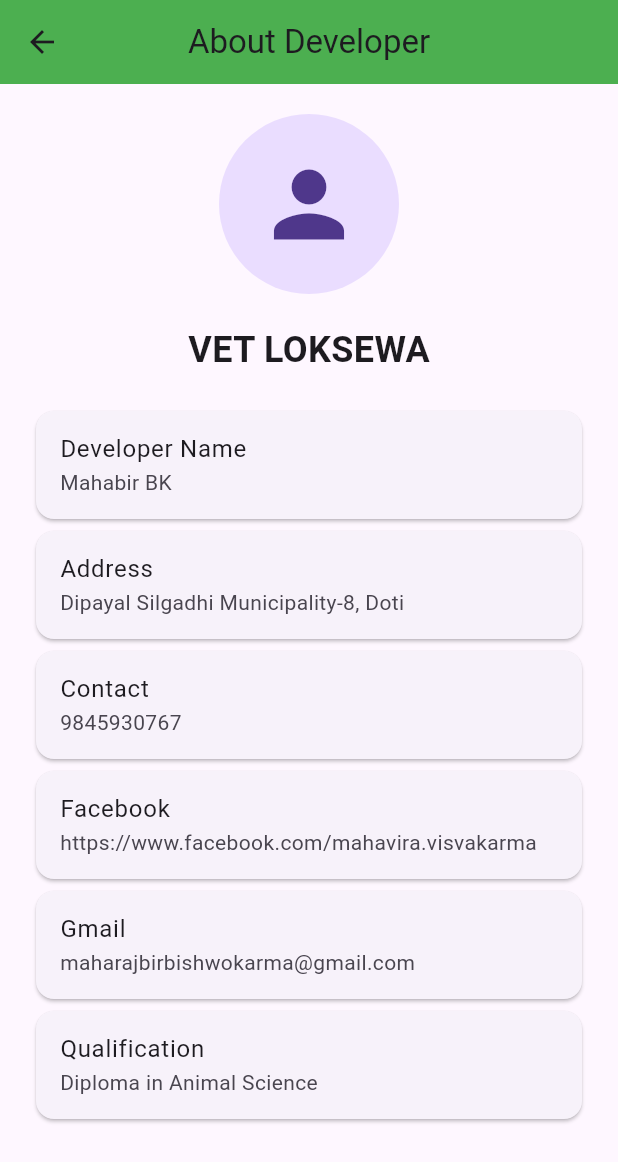
After one commit to mahabirbishwokarma/vet-loksewa-app, a Flutter app: the HomeScreen screen opened directly, after a tap on "About Developer", on a phone screen of 412 x 824 dp. The commit adds this screen. Shown: the top 1162 px of the screen. Run offline on Flutter 3.47's test engine with Material 3 defaults, Android fonts, the phone set to English and light mode, and no system bars.

Commit message:
Add About Developer screen and update HomeScreen

```diff
--- /dev/null
+++ b/lib/screens/about_developer.dart
@@ -0,0 +1,58 @@
+import 'package:flutter/material.dart';
+
+class AboutDeveloper extends StatelessWidget {
+  const AboutDeveloper({super.key});
+
+  @override
+  Widget build(BuildContext context) {
+    return Scaffold(
+      appBar: AppBar(
+        title: const Text("About Developer"),
+        backgroundColor: Colors.green,
+        centerTitle: true,
+      ),
+      body: SingleChildScrollView(
+        padding: const EdgeInsets.all(20),
+        child: Column(
+          children: [
+            const CircleAvatar(
+              radius: 60,
+              child: Icon(
+                Icons.person,
+                size: 70,
+              ),
+            ),
+
+            const SizedBox(height: 20),
+
+            const Text(
+              "VET LOKSEWA",
+              style: TextStyle(
+                fontSize: 24,
+                fontWeight: FontWeight.bold,
+              ),
+            ),
+
+            const SizedBox(height: 20),
+
+            info("Developer Name", "Mahabir BK"),
+            info("Address", "Dipayal Silgadhi Municipality-8, Doti"),
+            info("Contact", "9845930767"),
+            info("Facebook", "https://www.facebook.com/mahavira.visvakarma"),
+            info("Gmail", "maharajbirbishwokarma@gmail.com"),
+            info("Qualification", "Diploma in Animal Science"),
+          ],
+        ),
+      ),
+    );
+  }
+
+  Widget info(String title, String value) {
+    return Card(
+      child: ListTile(
+        title: Text(title),
+        subtitle: Text(value),
+      ),
+    );
+  }
+}
--- a/lib/screens/home_screen.dart
+++ b/lib/screens/home_screen.dart
@@ -1,43 +1,10 @@
-      body: ListView(
-        padding: const EdgeInsets.all(16),
-        children: [
-          Card(
-            child: ListTile(
-              leading: Icon(Icons.menu_book),
-              title: Text("Veterinary Loksewa Syllabus"),
-            ),
-          ),
-          Card(
-            child: ListTile(
-              leading: Icon(Icons.quiz),
-              title: Text("MCQ Practice"),
-            ),
-          ),          Card(
-            child: ListTile(
-              leading: Icon(Icons.timer),
-              title: Text("Mock Test"),
-            ),
-          ),
-          Card(
-            child: ListTile(
-              leading: Icon(Icons.picture_as_pdf),
-              title: Text("Notes & PDF"),
-            ),
-          ),
-          Card(
-            child: ListTile(
-              leading: Icon(Icons.campaign),
-              title: Text("Vacancy & Result"),
-            ),
-          ),
-        ],
-      ),
-    );
-  }
-}import 'package:flutter/material.dart';
+
+import 'package:flutter/material.dart';
+import 'about_developer.dart';
 
 class HomeScreen extends StatelessWidget {
   const HomeScreen({super.key});
+
   @override
   Widget build(BuildContext context) {
     return Scaffold(
@@ -46,3 +13,60 @@ class HomeScreen extends StatelessWidget {
         backgroundColor: Colors.green,
         centerTitle: true,
       ),
+      body: ListView(
+        padding: const EdgeInsets.all(16),
+        children: [
+          Card(
+            child: ListTile(
+              leading: const Icon(Icons.person),
+              title: const Text("About Developer"),
+              onTap: () {
+                Navigator.push(
+                  context,
+                  MaterialPageRoute(
+                    builder: (context) => const AboutDeveloper(),
+                  ),
+                );
+              },
+            ),
+          ),
+
+          Card(
+            child: ListTile(
+              leading: const Icon(Icons.menu_book),
+              title: const Text("Veterinary Loksewa Syllabus"),
+            ),
+          ),
+
+          Card(
+            child: ListTile(
+              leading: const Icon(Icons.quiz),
+              title: const Text("MCQ Practice"),
+            ),
+          ),
+
+          Card(
+            child: ListTile(
+              leading: const Icon(Icons.timer),
+              title: const Text("Mock Test"),
+            ),
+          ),
+
+          Card(
+            child: ListTile(
+              leading: const Icon(Icons.picture_as_pdf),
+              title: const Text("Notes & PDF"),
+            ),
+          ),
+
+          Card(
+            child: ListTile(
+              leading: const Icon(Icons.campaign),
+              title: const Text("Vacancy & Result"),
+            ),
+          ),
+        ],
+      ),
+    );
+  }
+}
```
